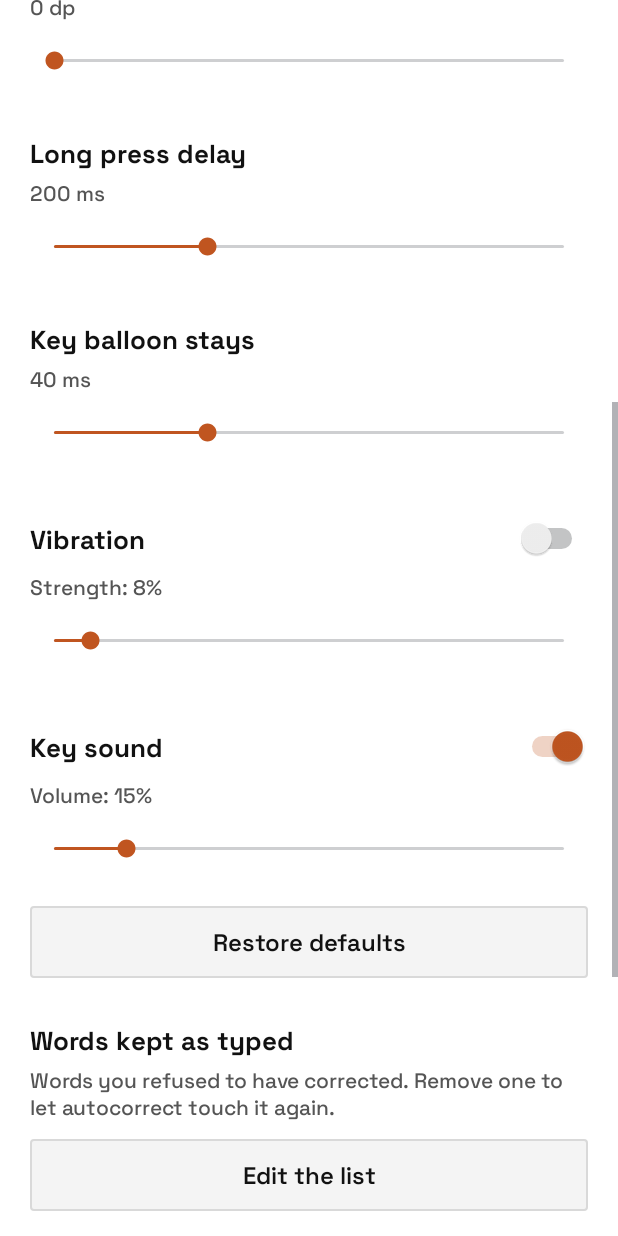
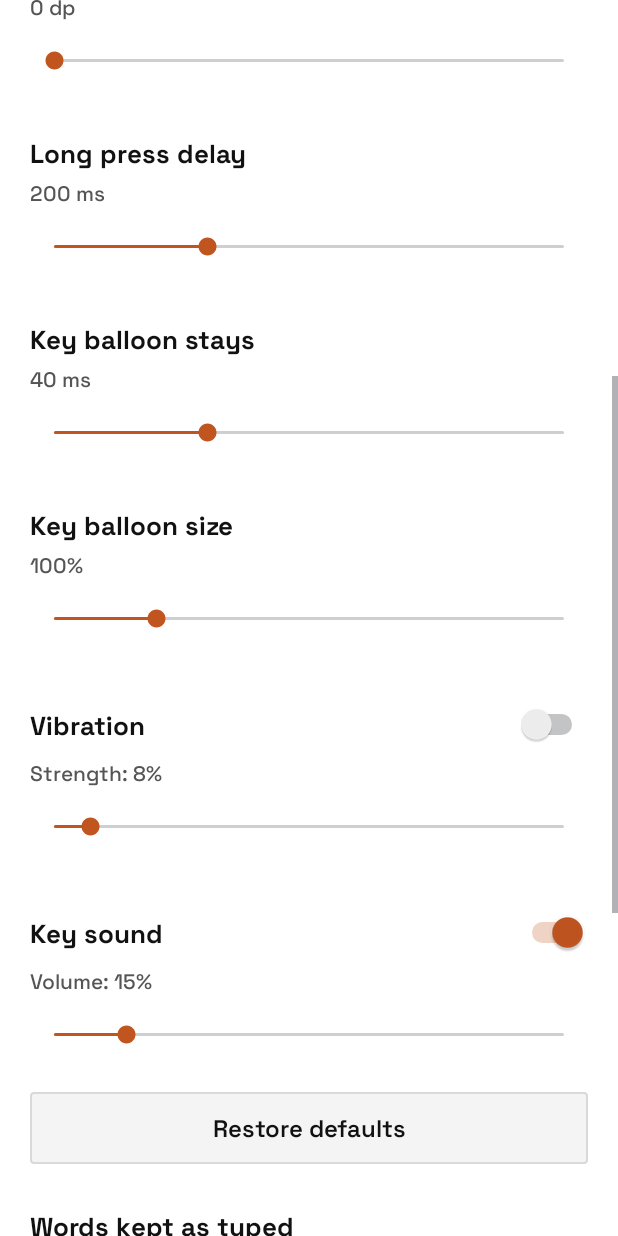
Before and after one commit to phpcip/opensolr-keys, an Android app: the screen it shows after launch (SettingsActivity), scrolled down 576 dp, on a phone screen of 412 x 824 dp. Run offline under Robolectric (Android 15) with nearby library versions, the light colour scheme and no system bars.

Commit message:
Key balloon size setting: a bigger balloon also sits higher above the key

```diff
--- a/app/src/main/java/com/opensolr/keys/KeysService.kt
+++ b/app/src/main/java/com/opensolr/keys/KeysService.kt
@@ -141,6 +141,7 @@ class KeysService : InputMethodService(), KeyboardView.Listener {
         if (key == "size" || key == "offset") applyLayoutPrefs()
         if (key == "longpress" && ::kb.isInitialized) kb.longPressMs = prefs.longPressMs.toLong()
         if (key == "preview" && ::kb.isInitialized) kb.previewLingerMs = prefs.previewMs.toLong()
+        if (key == "balloon" && ::kb.isInitialized) kb.balloonPercent = prefs.balloonPercent
     }
 
     override fun onCreate() {
@@ -230,6 +231,7 @@ class KeysService : InputMethodService(), KeyboardView.Listener {
         kb.sizePercent = prefs.sizePercent
         kb.longPressMs = prefs.longPressMs.toLong()
         kb.previewLingerMs = prefs.previewMs.toLong()
+        kb.balloonPercent = prefs.balloonPercent
         applyBottomSpace()
         root.post { applyBottomSpace(); hideSystemImeBar() }
         // a restart (same field, re-laid out) keeps the emoji panel or search open
--- a/app/src/main/java/com/opensolr/keys/Prefs.kt
+++ b/app/src/main/java/com/opensolr/keys/Prefs.kt
@@ -24,6 +24,11 @@ class Prefs(ctx: Context) {
     var previewMs: Int
         get() = sp.getInt("preview", 40)
         set(v) = sp.edit().putInt("preview", v).apply()
+
+    /** Key balloon size in percent, 80..180: bigger also lifts it higher above the key. */
+    var balloonPercent: Int
+        get() = sp.getInt("balloon", 100)
+        set(v) = sp.edit().putInt("balloon", v).apply()
 
     var haptic: Boolean
         get() = sp.getBoolean("haptic", false)
@@ -53,7 +58,7 @@ class Prefs(ctx: Context) {
 
     /** Every setting back to its default; the words kept as typed stay. */
     fun restoreDefaults() {
-        sp.edit().remove("size").remove("offset").remove("longpress").remove("preview").remove("haptic").remove("haptic_strength")
+        sp.edit().remove("size").remove("offset").remove("longpress").remove("preview").remove("balloon").remove("haptic").remove("haptic_strength")
             .remove("sound").remove("volume").remove("langs").apply()
     }
 
--- a/app/src/main/java/com/opensolr/keys/SettingsActivity.kt
+++ b/app/src/main/java/com/opensolr/keys/SettingsActivity.kt
@@ -70,6 +70,7 @@ class SettingsActivity : Activity() {
         slider(R.id.offset, R.id.offset_value, { prefs.bottomOffsetDp }, { "${prefs.bottomOffsetDp} dp" }) { prefs.bottomOffsetDp = it }
         slider(R.id.longpress, R.id.longpress_value, { prefs.longPressMs / 50 - 1 }, { "${prefs.longPressMs} ms" }) { prefs.longPressMs = (it + 1) * 50 }
         slider(R.id.preview, R.id.preview_value, { prefs.previewMs / 10 - 1 }, { "${prefs.previewMs} ms" }) { prefs.previewMs = (it + 1) * 10 }
+        slider(R.id.balloon, R.id.balloon_value, { prefs.balloonPercent - 80 }, { "${prefs.balloonPercent}%" }) { prefs.balloonPercent = it + 80 }
         slider(R.id.haptic_strength, R.id.haptic_strength_value, { prefs.hapticStrength - 1 }, { getString(R.string.s_strength) + ": ${prefs.hapticStrength}%" }) { prefs.hapticStrength = it + 1 }
         slider(R.id.volume, R.id.volume_value, { prefs.volume - 1 }, { getString(R.string.s_volume) + ": ${prefs.volume}%" }) { prefs.volume = it + 1 }
 
--- a/app/src/main/res/layout/activity_settings.xml
+++ b/app/src/main/res/layout/activity_settings.xml
@@ -71,6 +71,10 @@
         <TextView android:id="@+id/preview_value" style="@style/SectionHint" />
         <SeekBar android:id="@+id/preview" style="@style/Slider" android:max="10" />
 
+        <TextView style="@style/SectionTitle" android:text="@string/s_balloon" />
+        <TextView android:id="@+id/balloon_value" style="@style/SectionHint" />
+        <SeekBar android:id="@+id/balloon" style="@style/Slider" android:max="100" />
+
         <Switch android:id="@+id/haptic" style="@style/SwitchRow" android:text="@string/s_haptic" />
         <TextView android:id="@+id/haptic_strength_value" style="@style/SectionHint" />
         <SeekBar android:id="@+id/haptic_strength" style="@style/Slider" android:max="99" />
--- a/app/src/main/res/values/strings.xml
+++ b/app/src/main/res/values/strings.xml
@@ -30,4 +30,5 @@
     <string name="s_abc">ABC</string>
     <string name="s_defaults">Restore defaults</string>
     <string name="s_preview">Key balloon stays</string>
+    <string name="s_balloon">Key balloon size</string>
 </resources>
```
Also changed, not shown: app/src/main/java/com/opensolr/keys/KeyboardView.kt (+11 -6 lines), 6 other files.
